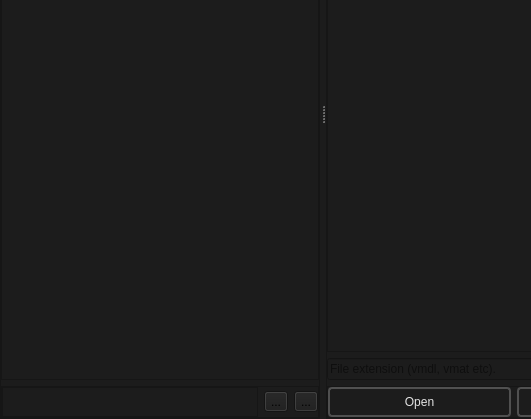
The window that BatchCreator/BatchCreator_main.ui (dertwist/Hammer5Tools) describes before a commit, drawn with Qt 5; both pictures show x 0 to 531 and y 193 to 612 of the 1088 by 612 pixel window.
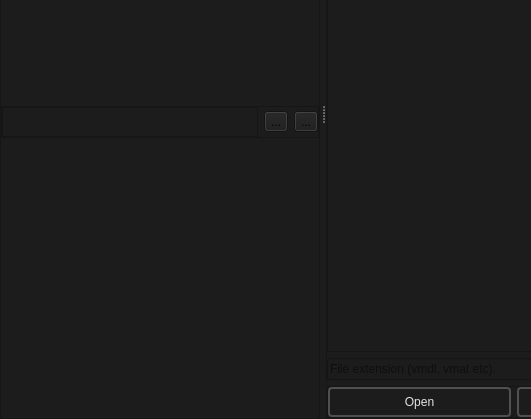
The same window after the commit. Icons and pictures are not drawn.

Diff of the .ui file:
```diff
--- a/BatchCreator/BatchCreator_main.ui
+++ b/BatchCreator/BatchCreator_main.ui
@@ -470,6 +470,9 @@
          <height>0</height>
         </size>
        </property>
+       <property name="styleSheet">
+        <string notr="true"/>
+       </property>
        <property name="frameShape">
         <enum>QFrame::StyledPanel</enum>
        </property>
@@ -490,14 +493,7 @@
          <number>0</number>
         </property>
         <item>
-         <widget class="QTreeView" name="MiniWindows_explorer">
-          <property name="maximumSize">
-           <size>
-            <width>16777215</width>
-            <height>16777215</height>
-           </size>
-          </property>
-         </widget>
+         <layout class="QVBoxLayout" name="layout"/>
         </item>
         <item>
          <widget class="QFrame" name="horizontal_frame">
```
